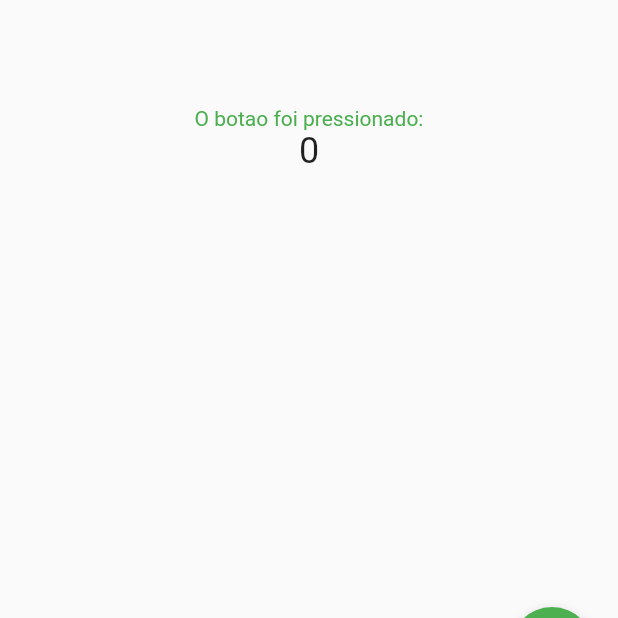
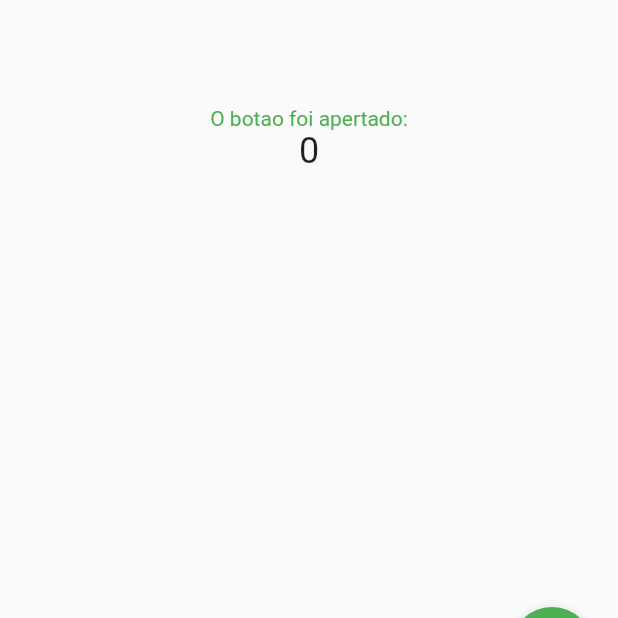
Before and after one commit to palachini/palachiniproject, a Flutter app: the screen it shows after launch, on a phone screen of 412 x 824 dp, the part 521-1139 px from its top. Run offline on Flutter 3.47's test engine with Material 2 defaults, Android fonts, the phone set to English and light mode, and no system bars.

Commit message:
Update main.dart

```diff
--- a/lib/main.dart
+++ b/lib/main.dart
@@ -99,7 +99,7 @@ class _MyHomePageState extends State<MyHomePage> {
           mainAxisAlignment: MainAxisAlignment.center,
           children: <Widget>[
             const Text(
-              'O botao foi pressionado:',
+              'O botao foi apertado:',
               style: TextStyle(color: Colors.green),
             ),
             Text(
```
